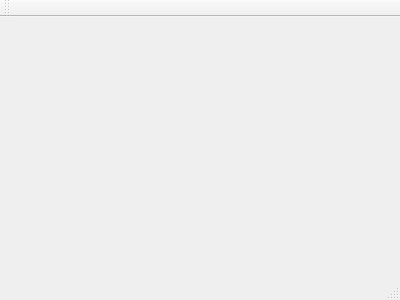
First picture: the form in Aitbus/Aitbus/mainwindow.ui, repository DHanley218003/Second_Year_S2, before the edit.
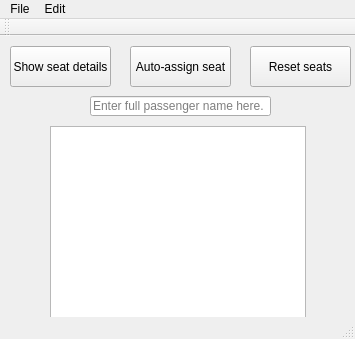
Second picture: the form after the edit.

What changed in the file:
```diff
--- a/Aitbus/Aitbus/mainwindow.ui
+++ b/Aitbus/Aitbus/mainwindow.ui
@@ -1,24 +1,162 @@
 <ui version="4.0">
  <class>MainWindow</class>
- <widget class="QMainWindow" name="MainWindow" >
-  <property name="geometry" >
+ <widget class="QMainWindow" name="MainWindow">
+  <property name="geometry">
    <rect>
     <x>0</x>
     <y>0</y>
-    <width>400</width>
-    <height>300</height>
+    <width>355</width>
+    <height>339</height>
    </rect>
   </property>
   <property name="windowTitle" >
    <string>MainWindow</string>
   </property>
-  <widget class="QMenuBar" name="menuBar" />
-  <widget class="QToolBar" name="mainToolBar" />
-  <widget class="QWidget" name="centralWidget" />
-  <widget class="QStatusBar" name="statusBar" />
+  <widget class="QWidget" name="centralWidget">
+   <widget class="QPushButton" name="seatDetails">
+    <property name="geometry">
+     <rect>
+      <x>10</x>
+      <y>10</y>
+      <width>101</width>
+      <height>41</height>
+     </rect>
+    </property>
+    <property name="text">
+     <string>Show seat details</string>
+    </property>
+   </widget>
+   <widget class="QPushButton" name="autoAssign">
+    <property name="geometry">
+     <rect>
+      <x>130</x>
+      <y>10</y>
+      <width>101</width>
+      <height>41</height>
+     </rect>
+    </property>
+    <property name="text">
+     <string>Auto-assign seat</string>
+    </property>
+   </widget>
+   <widget class="QPushButton" name="Reset">
+    <property name="geometry">
+     <rect>
+      <x>250</x>
+      <y>10</y>
+      <width>101</width>
+      <height>41</height>
+     </rect>
+    </property>
+    <property name="text">
+     <string>Reset seats</string>
+    </property>
+   </widget>
+   <widget class="QLineEdit" name="passengername">
+    <property name="geometry">
+     <rect>
+      <x>90</x>
+      <y>60</y>
+      <width>181</width>
+      <height>20</height>
+     </rect>
+    </property>
+    <property name="text">
+     <string/>
+    </property>
+    <property name="placeholderText">
+     <string>Enter full passenger name here.</string>
+    </property>
+    <property name="clearButtonEnabled">
+     <bool>false</bool>
+    </property>
+   </widget>
+   <widget class="QGraphicsView" name="seatLayout">
+    <property name="geometry">
+     <rect>
+      <x>50</x>
+      <y>90</y>
+      <width>256</width>
+      <height>192</height>
+     </rect>
+    </property>
+   </widget>
+  </widget>
+  <widget class="QMenuBar" name="menuBar">
+   <property name="geometry">
+    <rect>
+     <x>0</x>
+     <y>0</y>
+     <width>355</width>
+     <height>21</height>
+    </rect>
+   </property>
+   <widget class="QMenu" name="file">
+    <property name="title">
+     <string>File</string>
+    </property>
+    <addaction name="loadMap"/>
+    <addaction name="loadSeats"/>
+    <addaction name="saveSeats"/>
+    <addaction name="saveAs"/>
+    <addaction name="exit"/>
+   </widget>
+   <widget class="QMenu" name="edit">
+    <property name="title">
+     <string>Edit</string>
+    </property>
+    <addaction name="assignSeats"/>
+    <addaction name="removeSeats"/>
+   </widget>
+   <addaction name="file"/>
+   <addaction name="edit"/>
+  </widget>
+  <widget class="QToolBar" name="mainToolBar">
+   <attribute name="toolBarArea">
+    <enum>TopToolBarArea</enum>
+   </attribute>
+   <attribute name="toolBarBreak">
+    <bool>false</bool>
+   </attribute>
+  </widget>
+  <widget class="QStatusBar" name="statusBar"/>
+  <action name="loadMap">
+   <property name="text">
+    <string>Load seatmap</string>
+   </property>
+  </action>
+  <action name="loadSeats">
+   <property name="text">
+    <string>Load seats</string>
+   </property>
+  </action>
+  <action name="saveSeats">
+   <property name="text">
+    <string>Save</string>
+   </property>
+  </action>
+  <action name="saveAs">
+   <property name="text">
+    <string>Save as</string>
+   </property>
+  </action>
+  <action name="exit">
+   <property name="text">
+    <string>Exit</string>
+   </property>
+  </action>
+  <action name="assignSeats">
+   <property name="text">
+    <string>Assign seat</string>
+   </property>
+  </action>
+  <action name="removeSeats">
+   <property name="text">
+    <string>Remove seat</string>
+   </property>
+  </action>
  </widget>
- <layoutDefault spacing="6" margin="11" />
- <pixmapfunction></pixmapfunction>
+ <layoutdefault spacing="6" margin="11"/>
  <resources/>
  <connections/>
 </ui>
```
Left out of the diff: 22 changed lines with no effect on the pictures.
